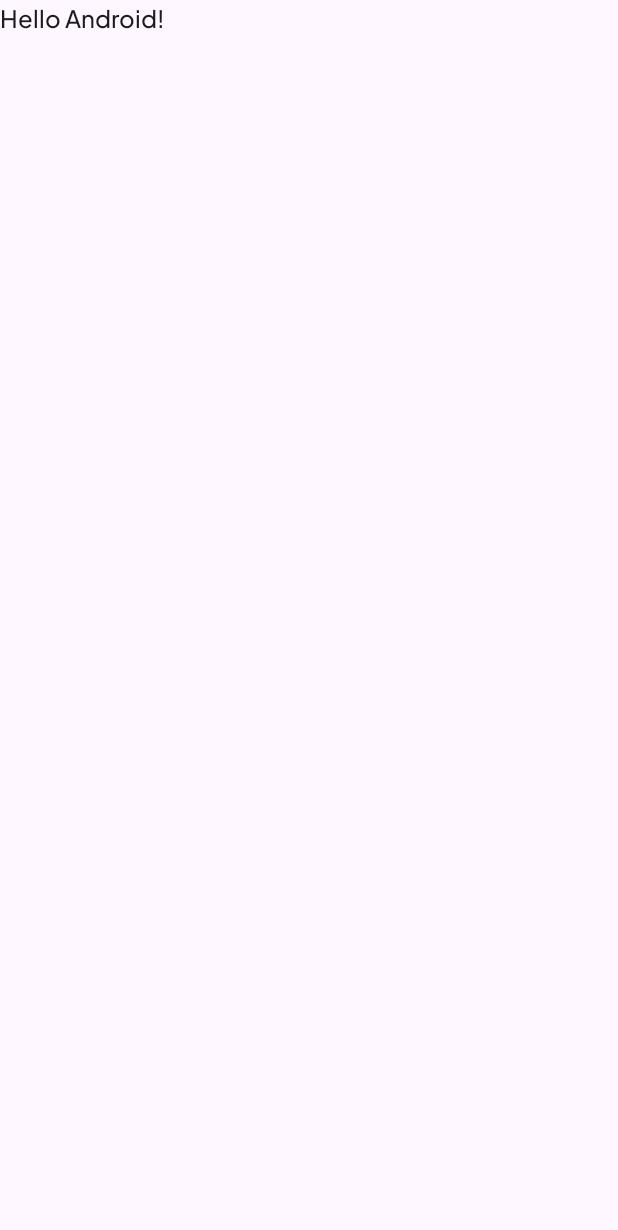
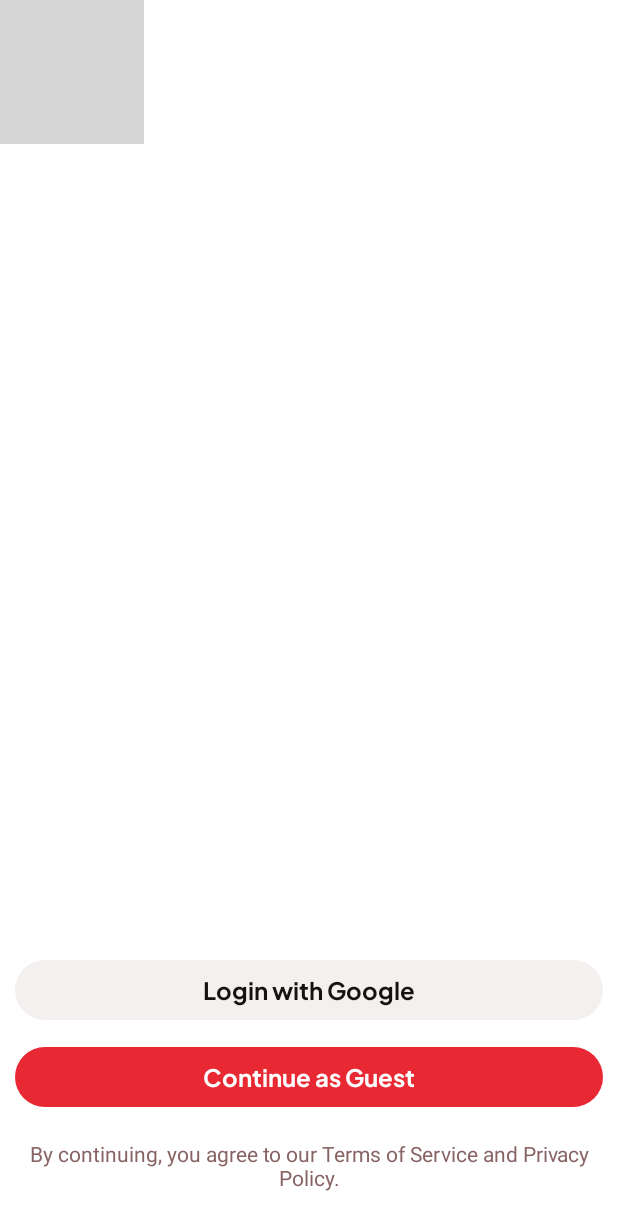
Before and after one commit to Lucaslpa/CafeEmCasa, an Android app built with Jetpack Compose: the screen it shows after launch (MainActivity), on a phone screen of 412 x 824 dp. Before the commit the part shown is almost empty. Shown: the top 1230 px of the screen. Run offline under Robolectric (Android 15) with nearby library versions, the phone set to English and light mode, and no system bars; grey boxes are pictures that could not be loaded.

Commit message:
adicionando LoginScreen.kt

```diff
--- a/app/src/main/java/com/example/cafeemcasa/MainActivity.kt
+++ b/app/src/main/java/com/example/cafeemcasa/MainActivity.kt
@@ -11,6 +11,7 @@ import androidx.compose.material3.Text
 import androidx.compose.runtime.Composable
 import androidx.compose.ui.Modifier
 import androidx.compose.ui.tooling.preview.Preview
+import com.example.cafeemcasa.screens.LoginScreen
 import com.example.cafeemcasa.ui.theme.CafeEmCasaTheme
 
 class MainActivity : ComponentActivity() {
@@ -19,29 +20,17 @@ class MainActivity : ComponentActivity() {
         enableEdgeToEdge()
         setContent {
             CafeEmCasaTheme {
-                Scaffold(modifier = Modifier.fillMaxSize()) { innerPadding ->
-                    Greeting(
-                        name = "Android",
-                        modifier = Modifier.padding(innerPadding)
-                    )
-                }
+                LoginScreen()
             }
         }
     }
 }
 
-@Composable
-fun Greeting(name: String, modifier: Modifier = Modifier) {
-    Text(
-        text = "Hello $name!",
-        modifier = modifier
-    )
-}
 
 @Preview(showBackground = true)
 @Composable
 fun GreetingPreview() {
     CafeEmCasaTheme {
-        Greeting("Android")
+        LoginScreen()
     }
 }
--- /dev/null
+++ b/app/src/main/java/com/example/cafeemcasa/components/AppButtom.kt
@@ -0,0 +1,61 @@
+package com.example.cafeemcasa.components
+
+import androidx.compose.foundation.layout.fillMaxWidth
+import androidx.compose.material3.Button
+import androidx.compose.material3.ButtonDefaults
+import androidx.compose.material3.MaterialTheme
+import androidx.compose.material3.Text
+import androidx.compose.runtime.Composable
+import androidx.compose.ui.Modifier
+import androidx.compose.ui.tooling.preview.Preview
+import com.example.cafeemcasa.ui.theme.CafeEmCasaTheme
+
+
+enum class AppButtonType {
+    Primary,
+    Secondary
+}
+
+@Composable
+fun AppButton(text: String, onClick: () -> Unit, type: AppButtonType = AppButtonType.Primary, fillWidth : Boolean = true ) {
+    val themes = mapOf(
+        AppButtonType.Primary to mapOf(
+            "backgroundColor" to MaterialTheme.colorScheme.primary,
+            "textColor" to MaterialTheme.colorScheme.onPrimary
+        ),
+        AppButtonType.Secondary to mapOf(
+            "backgroundColor" to MaterialTheme.colorScheme.secondary,
+            "textColor" to MaterialTheme.colorScheme.onSecondary
+        )
+    )
+
+    val buttonModifier = if (fillWidth) {
+        Modifier.fillMaxWidth()
+    } else {
+        Modifier
+    }
+
+    val selectedTheme = themes[type] ?: themes[AppButtonType.Primary]!! // fallback
+    val backgroundColor = selectedTheme["backgroundColor"]!!
+    val textColor = selectedTheme["textColor"]!!
+
+    Button(onClick = onClick,
+        colors =  ButtonDefaults.buttonColors(
+            containerColor = backgroundColor,
+        ),
+        modifier = buttonModifier
+    ) {
+        Text(text, style = MaterialTheme.typography.titleMedium.copy(color = textColor))
+    }
+
+}
+
+
+
+@Preview
+@Composable
+fun AppButtonPreview() {
+    CafeEmCasaTheme {
+        AppButton("Login with Google", type = AppButtonType.Primary, onClick = {})
+    }
+}
--- /dev/null
+++ b/app/src/main/java/com/example/cafeemcasa/screens/LoginScreen.kt
@@ -0,0 +1,42 @@
+package com.example.cafeemcasa.screens
+
+import androidx.compose.foundation.Image
+import androidx.compose.foundation.background
+import androidx.compose.foundation.layout.Box
+import androidx.compose.foundation.layout.Column
+import androidx.compose.foundation.layout.Spacer
+import androidx.compose.foundation.layout.fillMaxHeight
+import androidx.compose.foundation.layout.height
+import androidx.compose.foundation.layout.padding
+import androidx.compose.material3.MaterialTheme
+import androidx.compose.material3.Text
+import androidx.compose.runtime.Composable
+import androidx.compose.ui.Alignment
+import androidx.compose.ui.Modifier
+import androidx.compose.ui.graphics.Color
+import androidx.compose.ui.res.painterResource
+import androidx.compose.ui.text.TextStyle
+import androidx.compose.ui.text.style.TextAlign
+import androidx.compose.ui.tooling.preview.Preview
+import androidx.compose.ui.unit.dp
+import com.example.cafeemcasa.R
+import com.example.cafeemcasa.components.AppButton
+import com.example.cafeemcasa.components.AppButtonType
+
+
+@Preview
+@Composable
+ fun LoginScreen() {
+ Column(modifier =  Modifier.background(Color.White)) {
+  Image(painter =  painterResource(id = R.drawable.logo_home), contentDescription = "Logo")
+  Spacer(modifier = Modifier.weight(1f))
+  Column (modifier = Modifier.padding(10.dp)) {
+   AppButton("Login with Google", onClick = {},  type = AppButtonType.Secondary)
+   Spacer(modifier = Modifier.height(10.dp))
+   AppButton("Continue as Guest", onClick = {},  type = AppButtonType.Primary)
+   Spacer(modifier = Modifier.height(20.dp))
+   Text("By continuing, you agree to our Terms of Service and Privacy Policy.", style = TextStyle(color = MaterialTheme.colorScheme.tertiary, textAlign = TextAlign.Center))
+   Spacer(modifier = Modifier.height(20.dp))
+  }
+ }
+ }
```
Also changed, not shown: 1 other file.
